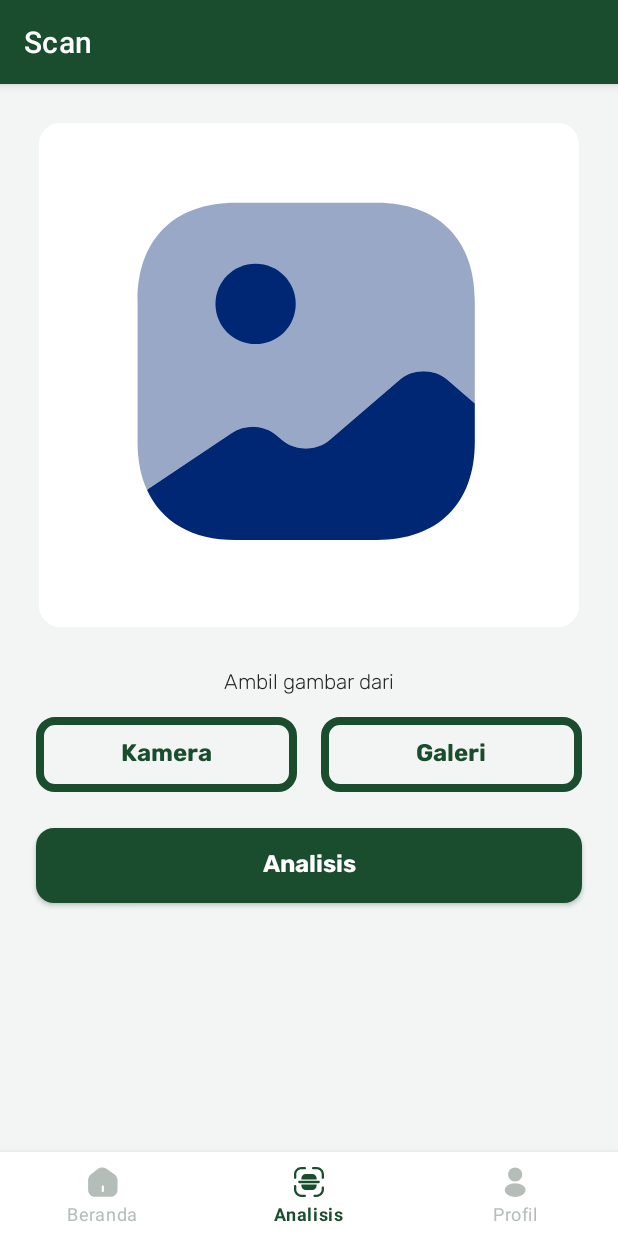
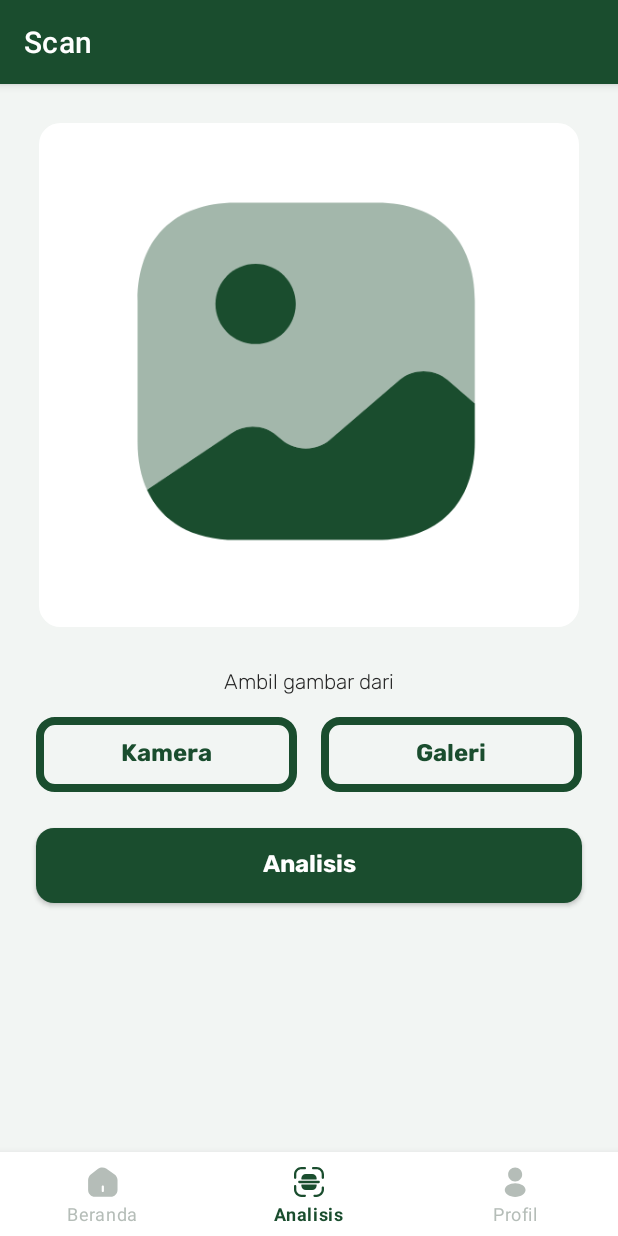
Before and after one commit to Tanamify/MD-Tanamify, an Android app: the ScanFragment screen opened through its navigation route, on a phone screen of 412 x 824 dp. Run offline under Robolectric (Android 15) with nearby library versions, the phone set to English and light mode, and no system bars; our stand-ins replace Room's generated code, navigation-ui; libraries missing offline, so code that uses them is left out: com.yalantis.ucrop, org.tensorflow.lite.

Commit message:
fix: hero

```diff
--- a/app/src/main/res/drawable/ic_gallery_foreground.xml
+++ b/app/src/main/res/drawable/ic_gallery_foreground.xml
@@ -10,13 +10,13 @@
     <path
         android:pathData="M44.166,15.687V27.867L40.906,25.067C39.346,23.727 36.826,23.727 35.266,25.067L26.946,32.207C25.386,33.547 22.866,33.547 21.306,32.207L20.626,31.647C19.206,30.407 16.946,30.287 15.346,31.367L5.506,37.967L5.286,38.127C4.546,36.527 4.166,34.627 4.166,32.447V15.687C4.166,8.407 8.506,4.067 15.786,4.067H32.546C39.826,4.067 44.166,8.407 44.166,15.687Z"
         android:strokeAlpha="0.4"
-        android:fillColor="#002774"
+        android:fillColor="@color/green_primary"
         android:fillAlpha="0.4"/>
     <path
         android:pathData="M18.164,20.828C20.793,20.828 22.924,18.697 22.924,16.068C22.924,13.439 20.793,11.308 18.164,11.308C15.535,11.308 13.404,13.439 13.404,16.068C13.404,18.697 15.535,20.828 18.164,20.828Z"
-        android:fillColor="#002774"/>
+        android:fillColor="@color/green_primary"/>
     <path
         android:pathData="M44.167,27.868V32.447C44.167,39.728 39.827,44.068 32.547,44.068H15.787C10.687,44.068 7.007,41.928 5.287,38.127L5.507,37.967L15.347,31.368C16.947,30.288 19.207,30.407 20.627,31.647L21.307,32.208C22.867,33.548 25.387,33.548 26.947,32.208L35.267,25.067C36.827,23.728 39.347,23.728 40.907,25.067L44.167,27.868Z"
-        android:fillColor="#002774"/>
+        android:fillColor="@color/green_primary"/>
   </group>
 </vector>
```
